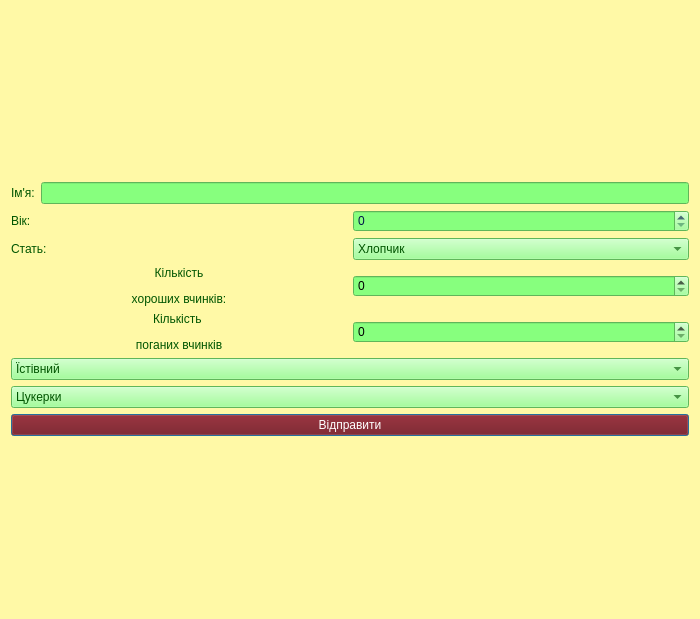
Qt form window2.ui (AnastasiiaPetrochenko/courseWork_3term) before a commit.
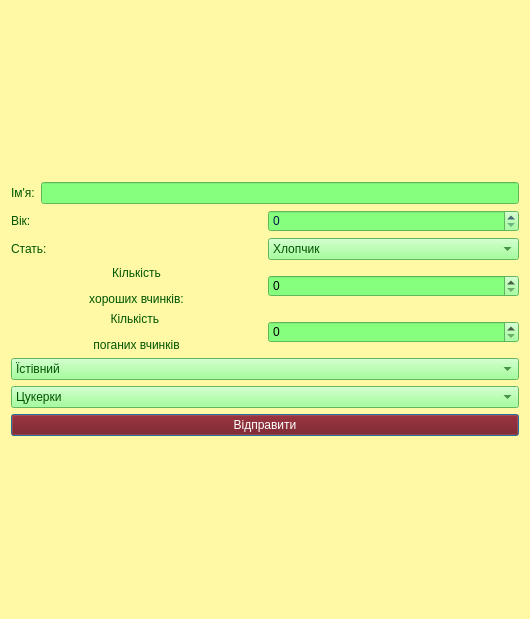
The same form after that commit.

```diff
--- a/window2.ui
+++ b/window2.ui
@@ -6,7 +6,7 @@
    <rect>
     <x>0</x>
     <y>0</y>
-    <width>700</width>
+    <width>530</width>
     <height>619</height>
    </rect>
   </property>
```
